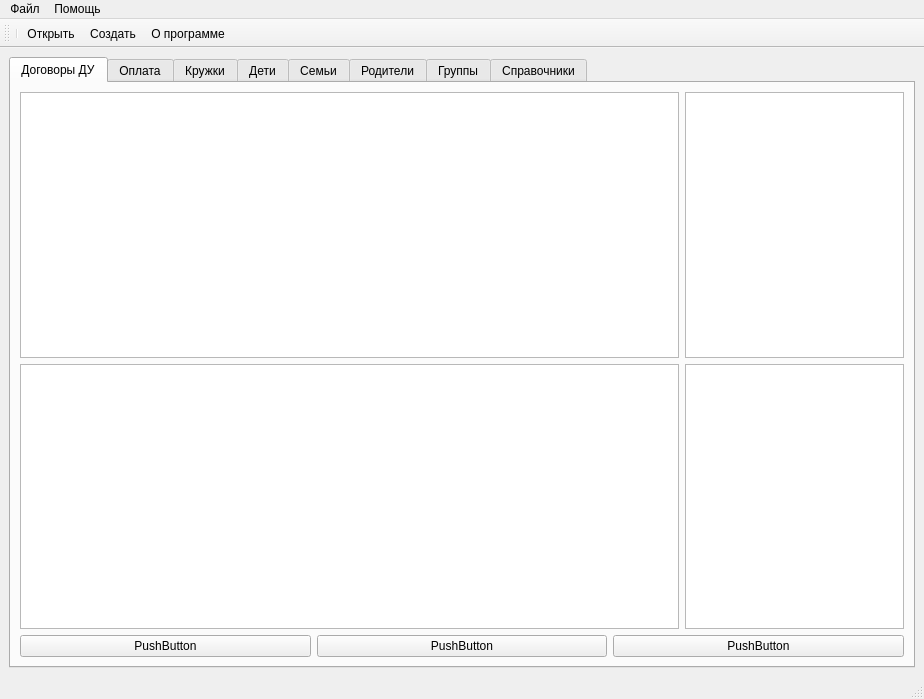
First picture: the form in view/main_window.ui, repository AlevtinAntonov/paid_services, before the edit.
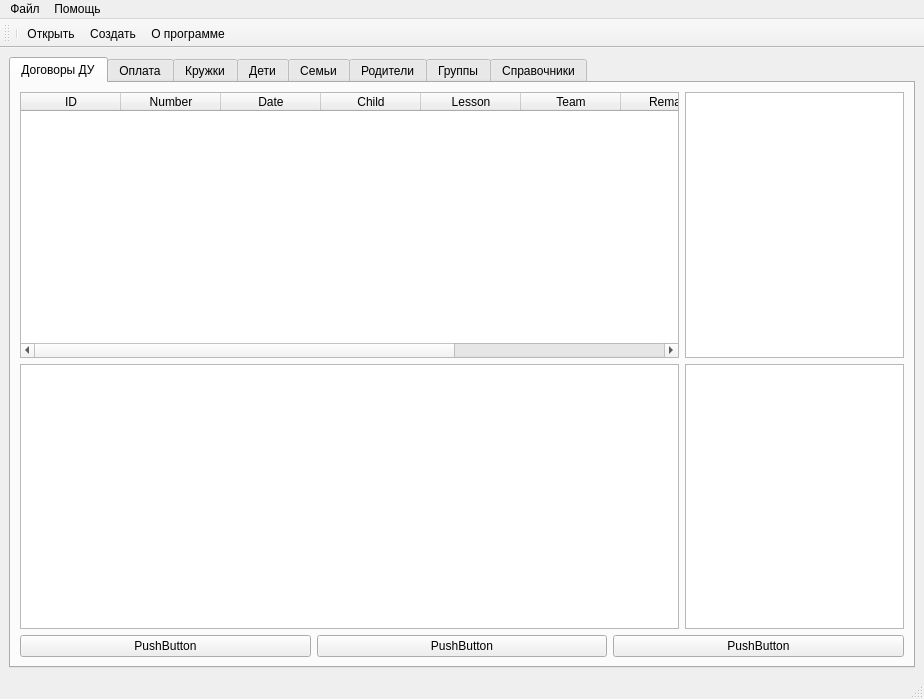
Second picture: the form after the edit. Icons and pictures are not drawn.

What changed in the file:
```diff
--- a/view/main_window.ui
+++ b/view/main_window.ui
@@ -28,7 +28,53 @@
         <item>
          <layout class="QHBoxLayout" name="horizontalLayout_4" stretch="3,1">
           <item>
-           <widget class="QTableWidget" name="tableWidget_Contracts"/>
+           <widget class="QTableWidget" name="tableWidget_Contracts">
+            <column>
+             <property name="text">
+              <string>ID</string>
+             </property>
+            </column>
+            <column>
+             <property name="text">
+              <string>Number</string>
+             </property>
+            </column>
+            <column>
+             <property name="text">
+              <string>Date</string>
+             </property>
+            </column>
+            <column>
+             <property name="text">
+              <string>Child</string>
+             </property>
+            </column>
+            <column>
+             <property name="text">
+              <string>Lesson</string>
+             </property>
+            </column>
+            <column>
+             <property name="text">
+              <string>Team</string>
+             </property>
+            </column>
+            <column>
+             <property name="text">
+              <string>Remaks</string>
+             </property>
+            </column>
+            <column>
+             <property name="text">
+              <string>Signed</string>
+             </property>
+            </column>
+            <column>
+             <property name="text">
+              <string>CA_Signed</string>
+             </property>
+            </column>
+           </widget>
           </item>
           <item>
            <widget class="QTableView" name="tableView_ContractInfo"/>
```
Left out of the diff: 11 changed lines with no effect on the pictures.
